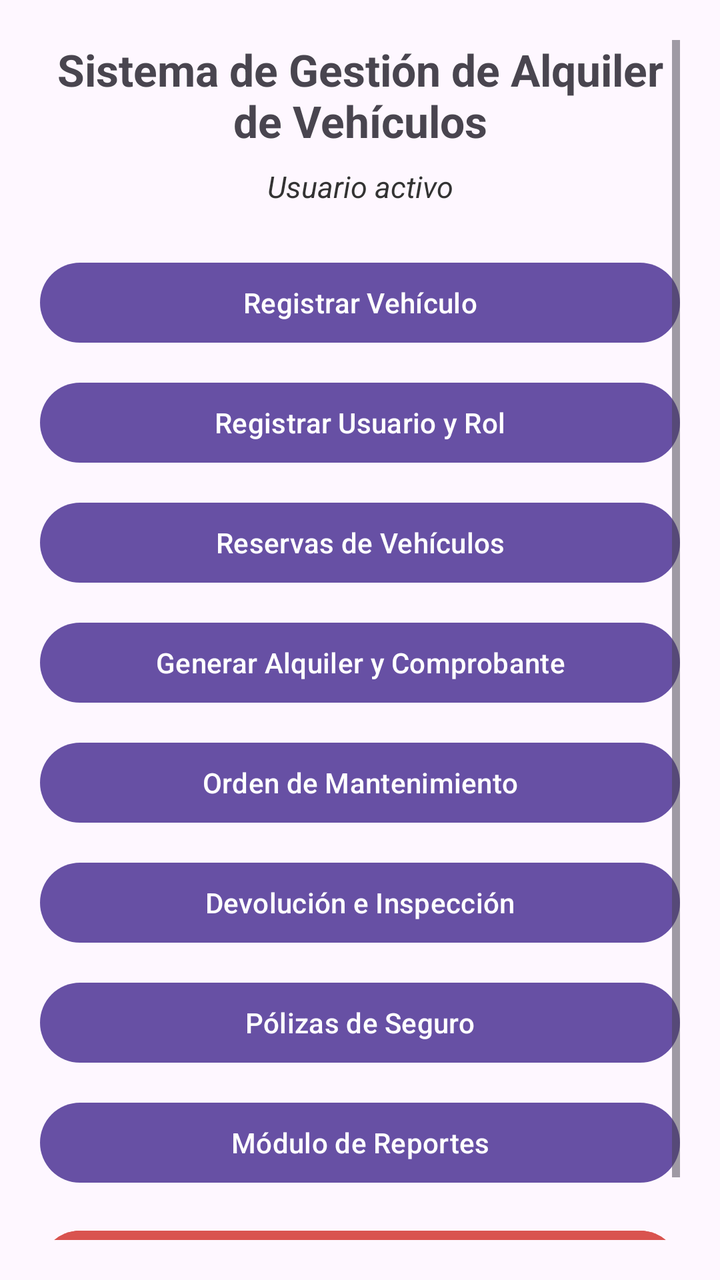
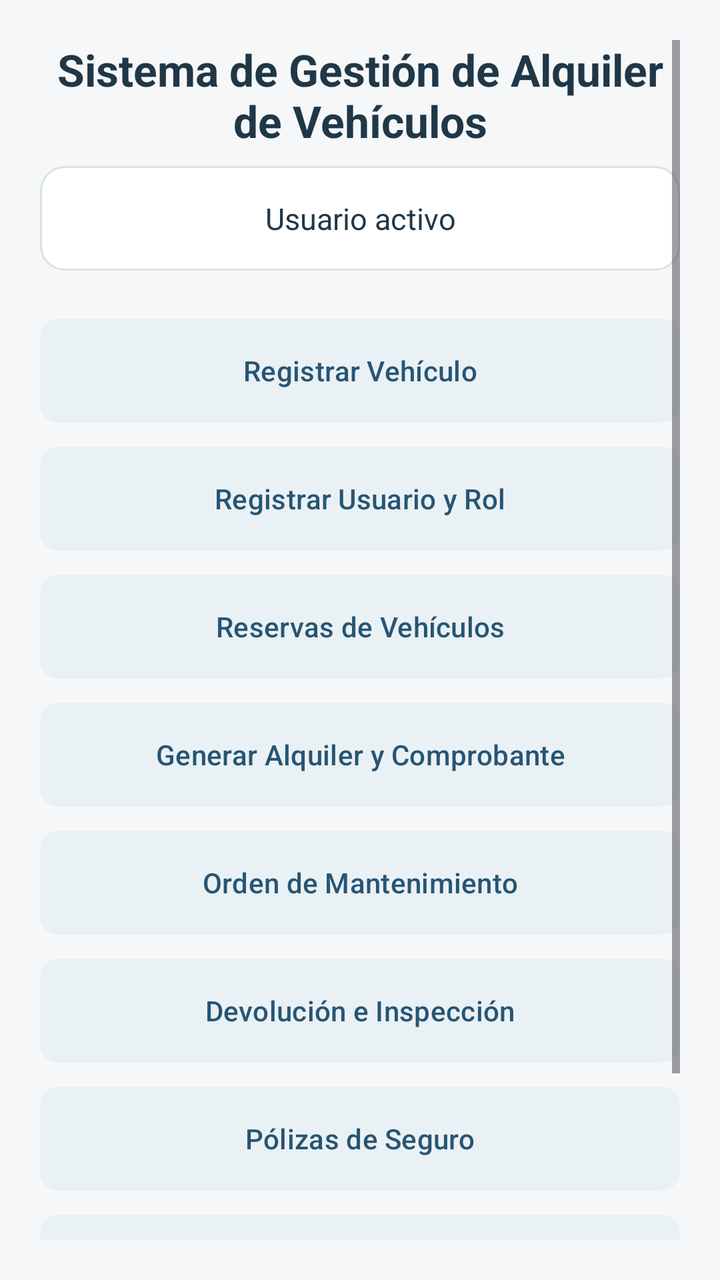

Before-and-after screenshots of an Android layout around one commit, followed by the original layout XML and the change that was made.
<!-- AndroidManifest.xml: application theme Theme.T2 -->
<!-- res/layout/activity_main.xml -->
<?xml version="1.0" encoding="utf-8"?>
<ScrollView xmlns:android="http://schemas.android.com/apk/res/android"
    android:layout_width="match_parent"
    android:layout_height="match_parent"
    android:fillViewport="true"
    android:padding="20dp">

    <LinearLayout
        android:layout_width="match_parent"
        android:layout_height="wrap_content"
        android:orientation="vertical"
        android:gravity="center">

        <TextView
            android:id="@+id/tvTituloMenu"
            android:layout_width="match_parent"
            android:layout_height="wrap_content"
            android:text="Sistema de Gestión de Alquiler de Vehículos"
            android:textSize="22sp"
            android:textStyle="bold"
            android:gravity="center"
            android:layout_marginBottom="8dp" />

        <TextView
            android:id="@+id/tvBienvenidoUsuario"
            android:layout_width="match_parent"
            android:layout_height="wrap_content"
            android:text="Usuario activo"
            android:textSize="15sp"
            android:textStyle="italic"
            android:gravity="center"
            android:textColor="#333333"
            android:layout_marginBottom="24dp" />

        <Button
            android:id="@+id/btnIrRegistroVehiculo"
            android:layout_width="match_parent"
            android:layout_height="wrap_content"
            android:text="Registrar Vehículo"
            android:layout_marginBottom="12dp" />

        <Button
            android:id="@+id/btnIrRegistroUsuario"
            android:layout_width="match_parent"
            android:layout_height="wrap_content"
            android:text="Registrar Usuario y Rol"
            android:layout_marginBottom="12dp" />

        <Button
            android:id="@+id/btnIrReserva"
            android:layout_width="match_parent"
            android:layout_height="wrap_content"
            android:text="Reservas de Vehículos"
            android:layout_marginBottom="12dp" />

        <Button
            android:id="@+id/btnIrAlquiler"
            android:layout_width="match_parent"
            android:layout_height="wrap_content"
            android:text="Generar Alquiler y Comprobante"
            android:layout_marginBottom="12dp" />

        <Button
            android:id="@+id/btnIrMantenimiento"
            android:layout_width="match_parent"
            android:layout_height="wrap_content"
            android:text="Orden de Mantenimiento"
            android:layout_marginBottom="12dp" />

        <Button
            android:id="@+id/btnIrDevolucion"
            android:layout_width="match_parent"
            android:layout_height="wrap_content"
            android:text="Devolución e Inspección"
            android:layout_marginBottom="12dp" />

        <Button
            android:id="@+id/btnIrPoliza"
            android:layout_width="match_parent"
            android:layout_height="wrap_content"
            android:text="Pólizas de Seguro"
            android:layout_marginBottom="12dp" />

        <Button
            android:id="@+id/btnIrReportes"
            android:layout_width="match_parent"
            android:layout_height="wrap_content"
            android:text="Módulo de Reportes"
            android:layout_marginBottom="16dp" />

        <Button
            android:id="@+id/btnCerrarSesion"
            android:layout_width="match_parent"
            android:layout_height="wrap_content"
            android:text="Cerrar Sesión"
            android:backgroundTint="#D9534F"
            android:textColor="#FFFFFF"
            android:layout_marginBottom="16dp" />
    </LinearLayout>
</ScrollView>
<!-- resources referenced by this layout -->
<resources>
  <style name="Theme.T2" parent="Base.Theme.T2" />
  <style name="Base.Theme.T2" parent="Theme.Material3.DayNight.NoActionBar">
          
          
      </style>
</resources>

<!-- the commit's change to res/layout/activity_main.xml (unified diff, before → after) -->
@@ -3,6 +3,7 @@
     android:layout_width="match_parent"
     android:layout_height="match_parent"
     android:fillViewport="true"
+    android:background="@color/app_background"
     android:padding="20dp">
 
     <LinearLayout
@@ -13,6 +14,7 @@
 
         <TextView
             android:id="@+id/tvTituloMenu"
+            style="@style/AppTitle"
             android:layout_width="match_parent"
             android:layout_height="wrap_content"
             android:text="Sistema de Gestión de Alquiler de Vehículos"
@@ -23,17 +25,17 @@
 
         <TextView
             android:id="@+id/tvBienvenidoUsuario"
+            style="@style/AppResult"
             android:layout_width="match_parent"
             android:layout_height="wrap_content"
             android:text="Usuario activo"
             android:textSize="15sp"
-            android:textStyle="italic"
             android:gravity="center"
-            android:textColor="#333333"
             android:layout_marginBottom="24dp" />
 
         <Button
             android:id="@+id/btnIrRegistroVehiculo"
+            style="@style/AppButton.Secondary"
             android:layout_width="match_parent"
             android:layout_height="wrap_content"
             android:text="Registrar Vehículo"
@@ -41,6 +43,7 @@
 
         <Button
             android:id="@+id/btnIrRegistroUsuario"
+            style="@style/AppButton.Secondary"
             android:layout_width="match_parent"
             android:layout_height="wrap_content"
             android:text="Registrar Usuario y Rol"
@@ -48,6 +51,7 @@
 
         <Button
             android:id="@+id/btnIrReserva"
+            style="@style/AppButton.Secondary"
             android:layout_width="match_parent"
             android:layout_height="wrap_content"
             android:text="Reservas de Vehículos"
@@ -55,6 +59,7 @@
 
         <Button
             android:id="@+id/btnIrAlquiler"
+            style="@style/AppButton.Secondary"
             android:layout_width="match_parent"
             android:layout_height="wrap_content"
             android:text="Generar Alquiler y Comprobante"
@@ -62,6 +67,7 @@
 
         <Button
             android:id="@+id/btnIrMantenimiento"
+            style="@style/AppButton.Secondary"
             android:layout_width="match_parent"
             android:layout_height="wrap_content"
             android:text="Orden de Mantenimiento"
@@ -69,6 +75,7 @@
 
         <Button
             android:id="@+id/btnIrDevolucion"
+            style="@style/AppButton.Secondary"
             android:layout_width="match_parent"
             android:layout_height="wrap_content"
             android:text="Devolución e Inspección"
@@ -76,6 +83,7 @@
 
         <Button
             android:id="@+id/btnIrPoliza"
+            style="@style/AppButton.Secondary"
             android:layout_width="match_parent"
             android:layout_height="wrap_content"
             android:text="Pólizas de Seguro"
@@ -83,6 +91,7 @@
 
         <Button
             android:id="@+id/btnIrReportes"
+            style="@style/AppButton.Secondary"
             android:layout_width="match_parent"
             android:layout_height="wrap_content"
             android:text="Módulo de Reportes"
@@ -90,11 +99,10 @@
 
         <Button
             android:id="@+id/btnCerrarSesion"
+            style="@style/AppButton"
             android:layout_width="match_parent"
             android:layout_height="wrap_content"
             android:text="Cerrar Sesión"
-            android:backgroundTint="#D9534F"
-            android:textColor="#FFFFFF"
             android:layout_marginBottom="16dp" />
     </LinearLayout>
 </ScrollView>
<!-- resource entries referenced after the edit -->
@@ -1,9 +1,72 @@
 <!-- resources referenced by this layout -->
 <resources>
+  <color name="app_background">#F5F7F9</color>
+  <style name="AppButton">
+          <item name="android:background">@drawable/bg_app_primary</item>
+          <item name="backgroundTint">@color/app_primary</item>
+          <item name="android:backgroundTint">@color/app_primary</item>
+          <item name="android:textColor">@color/app_on_primary</item>
+          <item name="android:textAllCaps">false</item>
+          <item name="android:textSize">14sp</item>
+          <item name="android:gravity">center</item>
+          <item name="android:minHeight">52dp</item>
+          <item name="android:padding">10dp</item>
+      </style>
+  <style name="AppButton.Secondary" parent="AppButton">
+          <item name="android:background">@drawable/bg_app_secondary</item>
+          <item name="backgroundTint">@color/app_soft</item>
+          <item name="android:backgroundTint">@color/app_soft</item>
+          <item name="android:textColor">@color/app_secondary_text</item>
+      </style>
+  <style name="AppResult">
+          <item name="android:background">@drawable/bg_app_card</item>
+          <item name="android:textColor">@color/app_text</item>
+          <item name="android:textSize">15sp</item>
+          <item name="android:padding">16dp</item>
+          <item name="android:lineSpacingExtra">3dp</item>
+      </style>
+  <style name="AppTitle">
+          <item name="android:textSize">22sp</item>
+          <item name="android:textStyle">bold</item>
+          <item name="android:textColor">@color/app_text</item>
+          <item name="android:gravity">center</item>
+      </style>
   <style name="Theme.T2" parent="Base.Theme.T2" />
+  <!-- drawable bg_app_primary (drawable) -->
+  <?xml version="1.0" encoding="utf-8"?>
+  <shape xmlns:android="http://schemas.android.com/apk/res/android">
+      <solid android:color="@color/app_primary" />
+      <corners android:radius="9dp" />
+  </shape>
+  <color name="app_primary">#275574</color>
+  <color name="app_on_primary">#FFFFFFFF</color>
+  <!-- drawable bg_app_secondary (drawable) -->
+  <?xml version="1.0" encoding="utf-8"?>
+  <shape xmlns:android="http://schemas.android.com/apk/res/android">
+      <solid android:color="@color/app_soft" />
+      <corners android:radius="9dp" />
+      <stroke android:width="1dp" android:color="@color/app_border" />
+  </shape>
+  <color name="app_soft">#EAF1F5</color>
+  <color name="app_secondary_text">#275574</color>
+  <!-- drawable bg_app_card (drawable) -->
+  <?xml version="1.0" encoding="utf-8"?>
+  <shape xmlns:android="http://schemas.android.com/apk/res/android">
+      <solid android:color="@color/app_surface" />
+      <corners android:radius="12dp" />
+      <stroke android:width="1dp" android:color="@color/app_border" />
+  </shape>
+  <color name="app_text">#203747</color>
   <style name="Base.Theme.T2" parent="Theme.Material3.DayNight.NoActionBar">
-          
-          
+          <item name="colorPrimary">@color/app_primary</item>
+          <item name="colorOnPrimary">@color/app_on_primary</item>
+          <item name="colorSurface">@color/app_surface</item>
+          <item name="colorOnSurface">@color/app_text</item>
+          <item name="android:statusBarColor">@color/app_primary_dark</item>
+          <item name="android:windowLightStatusBar">true</item>
       </style>
+  <color name="app_border">#D8E2E8</color>
+  <color name="app_surface">#FFFFFFFF</color>
+  <color name="app_primary_dark">#1B3C53</color>
 </resources>
 
